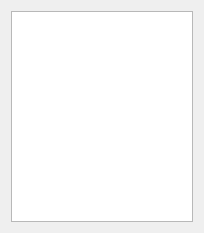
First picture: the form in annonationeditwidget.ui, repository LinuxIsExcellent/observer, before the edit.
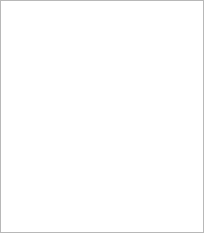
Second picture: the form after the edit.

Patch:
```diff
--- a/annonationeditwidget.ui
+++ b/annonationeditwidget.ui
@@ -14,6 +14,21 @@
    <string>Form</string>
   </property>
   <layout class="QHBoxLayout" name="horizontalLayout">
+   <property name="spacing">
+    <number>0</number>
+   </property>
+   <property name="leftMargin">
+    <number>0</number>
+   </property>
+   <property name="topMargin">
+    <number>0</number>
+   </property>
+   <property name="rightMargin">
+    <number>0</number>
+   </property>
+   <property name="bottomMargin">
+    <number>0</number>
+   </property>
    <item>
     <widget class="QTextEdit" name="textEdit"/>
    </item>
```
